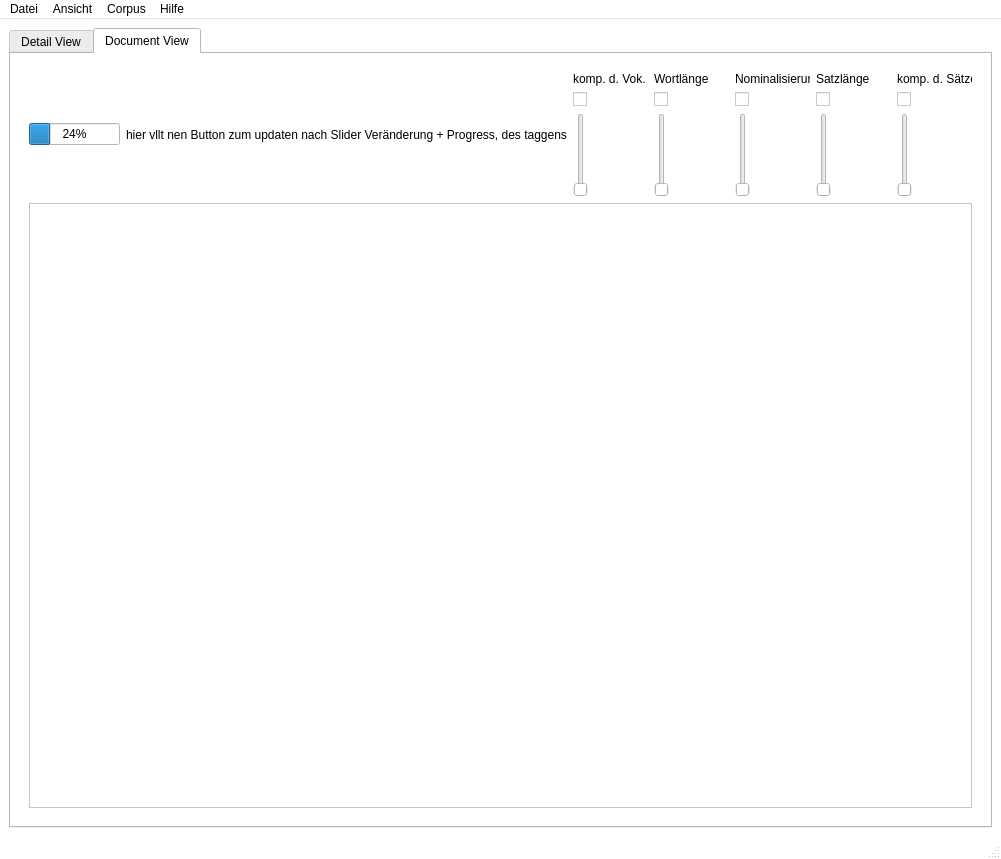
Old version of the form src/ui/ui_files/testview2.ui in the repository Zarnosch/AVaAoMDTV.
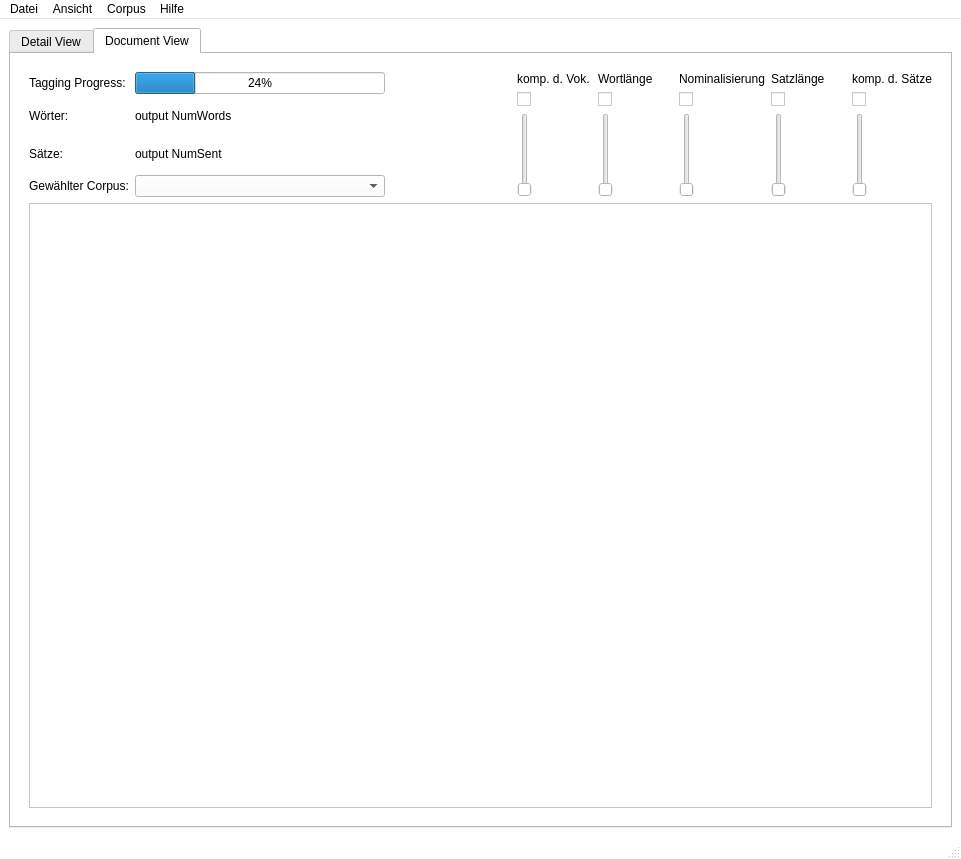
New version of the form. The open tabs and pages were chosen to show the change.

Commit message: Improved the ui with some more buttons and information textes for the user

Diff of the .ui file:
```diff
--- a/src/ui/ui_files/testview2.ui
+++ b/src/ui/ui_files/testview2.ui
@@ -489,18 +489,92 @@
            <item row="1" column="0">
             <layout class="QHBoxLayout" name="horizontalLayout">
              <item>
-              <widget class="QProgressBar" name="progressBar">
-               <property name="value">
-                <number>24</number>
-               </property>
-              </widget>
+              <layout class="QGridLayout" name="gridLayout_11">
+               <item row="3" column="0">
+                <widget class="QLabel" name="label_5">
+                 <property name="text">
+                  <string>Gewählter Corpus:</string>
+                 </property>
+                </widget>
+               </item>
+               <item row="3" column="1">
+                <widget class="QComboBox" name="CorporaBox">
+                 <property name="currentText">
+                  <string/>
+                 </property>
+                </widget>
+               </item>
+               <item row="1" column="1">
+                <widget class="QLabel" name="numWords">
+                 <property name="text">
+                  <string>output NumWords</string>
+                 </property>
+                </widget>
+               </item>
+               <item row="0" column="1">
+                <widget class="QProgressBar" name="progressBar">
+                 <property name="sizePolicy">
+                  <sizepolicy hsizetype="Fixed" vsizetype="Fixed">
+                   <horstretch>0</horstretch>
+                   <verstretch>0</verstretch>
+                  </sizepolicy>
+                 </property>
+                 <property name="minimumSize">
+                  <size>
+                   <width>250</width>
+                   <height>0</height>
+                  </size>
+                 </property>
+                 <property name="value">
+                  <number>24</number>
+                 </property>
+                </widget>
+               </item>
+               <item row="0" column="0">
+                <widget class="QLabel" name="label">
+                 <property name="text">
+                  <string>Tagging Progress:</string>
+                 </property>
+                </widget>
+               </item>
+               <item row="2" column="0">
+                <widget class="QLabel" name="label_3">
+                 <property name="text">
+                  <string>Sätze:</string>
+                 </property>
+                </widget>
+               </item>
+               <item row="1" column="0">
+                <widget class="QLabel" name="label_2">
+                 <property name="text">
+                  <string>Wörter:</string>
+                 </property>
+                </widget>
+               </item>
+               <item row="2" column="1">
+                <widget class="QLabel" name="numSent">
+                 <property name="text">
+                  <string>output NumSent</string>
+                 </property>
+                </widget>
+               </item>
+              </layout>
              </item>
              <item>
-              <widget class="QLabel" name="ActiveViewText">
-               <property name="text">
-                <string>hier vllt nen Button zum updaten nach Slider Veränderung + Progress, des taggens</string>
+              <spacer name="horizontalSpacer">
+               <property name="orientation">
+                <enum>Qt::Horizontal</enum>
                </property>
-              </widget>
+               <property name="sizeType">
+                <enum>QSizePolicy::Expanding</enum>
+               </property>
+               <property name="sizeHint" stdset="0">
+                <size>
+                 <width>40</width>
+                 <height>20</height>
+                </size>
+               </property>
+              </spacer>
              </item>
              <item>
               <layout class="QGridLayout" name="gridLayout">
@@ -516,115 +590,7 @@
                <property name="spacing">
                 <number>6</number>
                </property>
-               <item row="0" column="3">
-                <widget class="QLabel" name="labelWortlaenge">
-                 <property name="sizePolicy">
-                  <sizepolicy hsizetype="Fixed" vsizetype="Preferred">
-                   <horstretch>0</horstretch>
-                   <verstretch>0</verstretch>
-                  </sizepolicy>
-                 </property>
-                 <property name="minimumSize">
-                  <size>
-                   <width>75</width>
-                   <height>0</height>
-                  </size>
-                 </property>
-                 <property name="text">
-                  <string>Wortlänge </string>
-                 </property>
-                </widget>
-               </item>
-               <item row="2" column="6">
-                <widget class="QSlider" name="sliderKompSatz">
-                 <property name="sizePolicy">
-                  <sizepolicy hsizetype="Fixed" vsizetype="Minimum">
-                   <horstretch>0</horstretch>
-                   <verstretch>0</verstretch>
-                  </sizepolicy>
-                 </property>
-                 <property name="orientation">
-                  <enum>Qt::Vertical</enum>
-                 </property>
-                </widget>
-               </item>
-               <item row="2" column="1">
-                <widget class="QSlider" name="sliderKompVok">
-                 <property name="enabled">
-                  <bool>true</bool>
-                 </property>
-                 <property name="sizePolicy">
-                  <sizepolicy hsizetype="Fixed" vsizetype="Minimum">
-                   <horstretch>0</horstretch>
-                   <verstretch>0</verstretch>
-                  </sizepolicy>
-                 </property>
-                 <property name="orientation">
-                  <enum>Qt::Vertical</enum>
-                 </property>
-                </widget>
-               </item>
-               <item row="1" column="6">
-                <widget class="QCheckBox" name="checkBoxKompSatz">
-                 <property name="text">
-                  <string/>
-                 </property>
-                </widget>
-               </item>
-               <item row="1" column="4">
-                <widget class="QCheckBox" name="checkBoxNom">
-                 <property name="text">
-                  <string/>
-                 </property>
-                </widget>
-               </item>
-               <item row="1" column="5">
-                <widget class="QCheckBox" name="checkBoxSatzlaenge">
-                 <property name="text">
-                  <string/>
-                 </property>
-                </widget>
-               </item>
-               <item row="2" column="5">
-                <widget class="QSlider" name="sliderSatzlaenge">
-                 <property name="sizePolicy">
-                  <sizepolicy hsizetype="Fixed" vsizetype="Minimum">
-                   <horstretch>0</horstretch>
-                   <verstretch>0</verstretch>
-                  </sizepolicy>
-                 </property>
-                 <property name="orientation">
-                  <enum>Qt::Vertical</enum>
-                 </property>
-                </widget>
-               </item>
-               <item row="1" column="3">
-                <widget class="QCheckBox" name="checkBoxWortlaenge">
-                 <property name="text">
-                  <string/>
-                 </property>
-                </widget>
-               </item>
-               <item row="0" column="1">
-                <widget class="QLabel" name="labelKompVok">
-                 <property name="sizePolicy">
-                  <sizepolicy hsizetype="Fixed" vsizetype="Preferred">
-                   <horstretch>0</horstretch>
-                   <verstretch>0</verstretch>
-                  </sizepolicy>
-                 </property>
-                 <property name="minimumSize">
-                  <size>
-                   <width>75</width>
-                   <height>0</height>
-                  </size>
-                 </property>
-                 <property name="text">
-                  <string>komp. d. Vok.</string>
-                 </property>
-                </widget>
-               </item>
-               <item row="1" column="1">
+               <item row="1" column="2">
                 <widget class="QCheckBox" name="checkBoxKompVok">
                  <property name="sizePolicy">
                   <sizepolicy hsizetype="Minimum" vsizetype="Fixed">
@@ -637,7 +603,27 @@
                  </property>
                 </widget>
                </item>
-               <item row="0" column="5">
+               <item row="1" column="4">
+                <widget class="QCheckBox" name="checkBoxWortlaenge">
+                 <property name="text">
+                  <string/>
+                 </property>
+                </widget>
+               </item>
+               <item row="2" column="4">
+                <widget class="QSlider" name="sliderWortlaenge">
+                 <property name="sizePolicy">
+                  <sizepolicy hsizetype="Fixed" vsizetype="Minimum">
+                   <horstretch>0</horstretch>
+                   <verstretch>0</verstretch>
+                  </sizepolicy>
+                 </property>
+                 <property name="orientation">
+                  <enum>Qt::Vertical</enum>
+                 </property>
+                </widget>
+               </item>
+               <item row="0" column="6">
                 <widget class="QLabel" name="labelSatzlaenge">
                  <property name="sizePolicy">
                   <sizepolicy hsizetype="Fixed" vsizetype="Preferred">
@@ -656,20 +642,26 @@
                  </property>
                 </widget>
                </item>
-               <item row="2" column="3">
-                <widget class="QSlider" name="sliderWortlaenge">
+               <item row="0" column="5">
+                <widget class="QLabel" name="labelNom">
                  <property name="sizePolicy">
-                  <sizepolicy hsizetype="Fixed" vsizetype="Minimum">
+                  <sizepolicy hsizetype="Fixed" vsizetype="Preferred">
                    <horstretch>0</horstretch>
                    <verstretch>0</verstretch>
                   </sizepolicy>
                  </property>
-                 <property name="orientation">
-                  <enum>Qt::Vertical</enum>
+                 <property name="minimumSize">
+                  <size>
+                   <width>75</width>
+                   <height>0</height>
+                  </size>
+                 </property>
+                 <property name="text">
+                  <string>Nominalisierung</string>
                  </property>
                 </widget>
                </item>
-               <item row="2" column="4">
+               <item row="2" column="5">
                 <widget class="QSlider" name="sliderNom">
                  <property name="sizePolicy">
                   <sizepolicy hsizetype="Fixed" vsizetype="Minimum">
@@ -682,7 +674,26 @@
                  </property>
                 </widget>
                </item>
-               <item row="0" column="6">
+               <item row="0" column="2">
+                <widget class="QLabel" name="labelKompVok">
+                 <property name="sizePolicy">
+                  <sizepolicy hsizetype="Fixed" vsizetype="Preferred">
+                   <horstretch>0</horstretch>
+                   <verstretch>0</verstretch>
+                  </sizepolicy>
+                 </property>
+                 <property name="minimumSize">
+                  <size>
+                   <width>75</width>
+                   <height>0</height>
+                  </size>
+                 </property>
+                 <property name="text">
+                  <string>komp. d. Vok.</string>
+                 </property>
+                </widget>
+               </item>
+               <item row="0" column="7">
                 <widget class="QLabel" name="labelKompSatz">
                  <property name="sizePolicy">
                   <sizepolicy hsizetype="Fixed" vsizetype="Preferred">
@@ -701,8 +712,55 @@
                  </property>
                 </widget>
                </item>
+               <item row="1" column="7">
+                <widget class="QCheckBox" name="checkBoxKompSatz">
+                 <property name="text">
+                  <string/>
+                 </property>
+                </widget>
+               </item>
+               <item row="1" column="5">
+                <widget class="QCheckBox" name="checkBoxNom">
+                 <property name="text">
+                  <string/>
+                 </property>
+                </widget>
+               </item>
+               <item row="1" column="6">
+                <widget class="QCheckBox" name="checkBoxSatzlaenge">
+                 <property name="text">
+                  <string/>
+                 </property>
+                </widget>
+               </item>
+               <item row="2" column="6">
+                <widget class="QSlider" name="sliderSatzlaenge">
+                 <property name="sizePolicy">
+                  <sizepolicy hsizetype="Fixed" vsizetype="Minimum">
+                   <horstretch>0</horstretch>
+                   <verstretch>0</verstretch>
+                  </sizepolicy>
+                 </property>
+                 <property name="orientation">
+                  <enum>Qt::Vertical</enum>
+                 </property>
+                </widget>
+               </item>
+               <item row="2" column="7">
+                <widget class="QSlider" name="sliderKompSatz">
+                 <property name="sizePolicy">
+                  <sizepolicy hsizetype="Fixed" vsizetype="Minimum">
+                   <horstretch>0</horstretch>
+                   <verstretch>0</verstretch>
+                  </sizepolicy>
+                 </property>
+                 <property name="orientation">
+                  <enum>Qt::Vertical</enum>
+                 </property>
+                </widget>
+               </item>
                <item row="0" column="4">
-                <widget class="QLabel" name="labelNom">
+                <widget class="QLabel" name="labelWortlaenge">
                  <property name="sizePolicy">
                   <sizepolicy hsizetype="Fixed" vsizetype="Preferred">
                    <horstretch>0</horstretch>
@@ -716,7 +774,23 @@
                   </size>
                  </property>
                  <property name="text">
-                  <string>Nominalisierung</string>
+                  <string>Wortlänge </string>
+                 </property>
+                </widget>
+               </item>
+               <item row="2" column="2">
+                <widget class="QSlider" name="sliderKompVok">
+                 <property name="enabled">
+                  <bool>true</bool>
+                 </property>
+                 <property name="sizePolicy">
+                  <sizepolicy hsizetype="Fixed" vsizetype="Minimum">
+                   <horstretch>0</horstretch>
+                   <verstretch>0</verstretch>
+                  </sizepolicy>
+                 </property>
+                 <property name="orientation">
+                  <enum>Qt::Vertical</enum>
                  </property>
                 </widget>
                </item>
```
Left out of the diff: 6 changed lines with no effect on the pictures. The commit also changes 2 other files.
